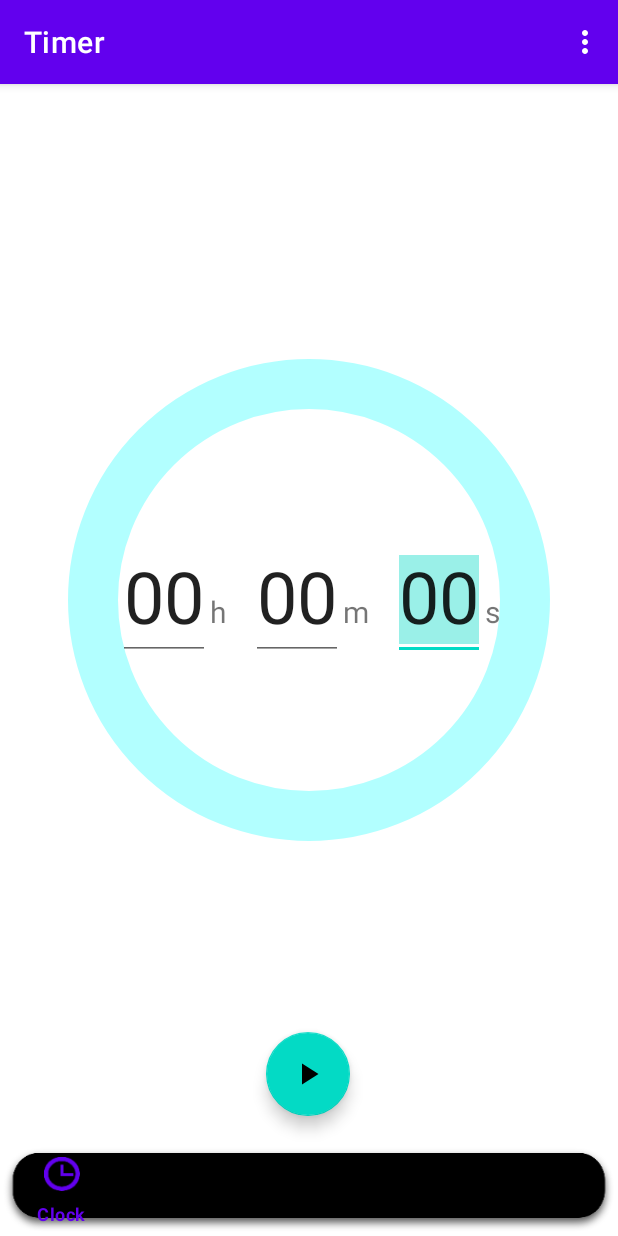
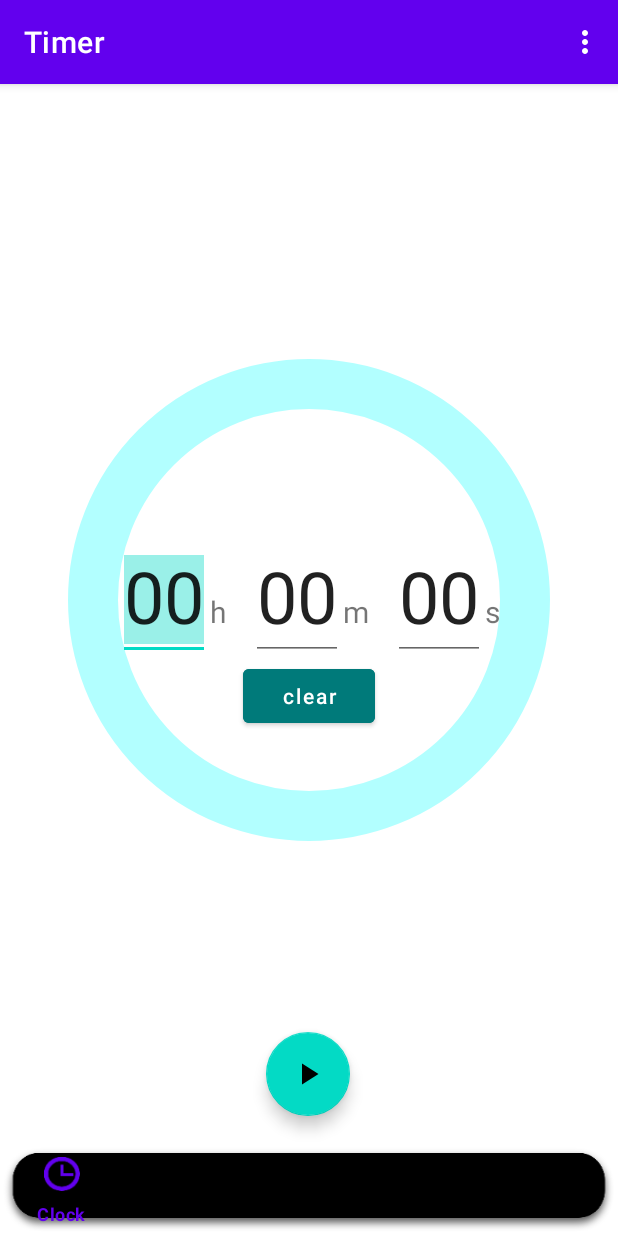
Before and after one commit to giacomoflisi/oops, an Android app: the TimerFragment screen opened through its navigation route, after a tap on an icon or button, on a phone screen of 412 x 824 dp. Run offline under Robolectric (Android 15) with nearby library versions, the phone set to English and light mode, and no system bars; our stand-ins replace navigation-ui.

Commit message:
fixed bugs, added clear button, cleaned notification code, added timer input validation checks

```diff
--- a/WakeApp/app/src/main/java/com/example/wakeapp/ui/timer/TimerFragment.java
+++ b/WakeApp/app/src/main/java/com/example/wakeapp/ui/timer/TimerFragment.java
@@ -1,57 +1,58 @@
 package com.example.wakeapp.ui.timer;
 
 import android.annotation.SuppressLint;
-import android.app.Notification;
 import android.app.NotificationChannel;
 import android.app.NotificationManager;
 import android.app.PendingIntent;
 import android.content.Context;
 import android.content.Intent;
-import android.hardware.SensorManager;
 import android.media.Ringtone;
 import android.media.RingtoneManager;
 import android.net.Uri;
-import android.os.Build;
 import android.os.Bundle;
 import android.os.CountDownTimer;
-import android.provider.SyncStateContract;
 import android.text.Editable;
 import android.text.TextWatcher;
 import android.view.LayoutInflater;
 import android.view.View;
 import android.view.ViewGroup;
+import android.widget.Button;
 import android.widget.EditText;
 import android.widget.LinearLayout;
 import android.widget.TextView;
 import androidx.annotation.NonNull;
 import androidx.annotation.Nullable;
-import androidx.core.app.NotificationChannelCompat;
 import androidx.core.app.NotificationCompat;
 import androidx.core.app.NotificationManagerCompat;
 import androidx.fragment.app.Fragment;
-import androidx.navigation.NavDeepLinkBuilder;
-import com.example.wakeapp.MainActivity;
 import com.example.wakeapp.R;
 import com.google.android.material.floatingactionbutton.FloatingActionButton;
 import org.jetbrains.annotations.NotNull;
-import static com.example.wakeapp.ui.alarms.SnoozeAlarmReceiver.ACTION_SNOOZE;
-import static android.app.Notification.EXTRA_NOTIFICATION_ID;
 
 import java.util.Objects;
 
+import static android.app.Notification.EXTRA_NOTIFICATION_ID;
+import static com.example.wakeapp.ui.alarms.SnoozeAlarmReceiver.ACTION_SNOOZE;
+
 public class TimerFragment extends Fragment {
 
-    // TODO: add notification with time and a pause button
-    // TODO: fix alarm sounds on timer finished
     // TODO: create intent to open the timer fragment from the notification
+    // TODO: add a pause and stop button to the notification
+
     // TODO: fix bugs in NULL input fields
-    // TODO: fix bug PLAY -> PAUSE -> PLAY -> STOP
-    // TODO: add a button to clear the input, setting it to 00:00:00
+    /* TODO: BUG: timer runs in the background if you switch to another fragment,
+        but when you return to it the progress bar and everything is reset,
+        eventually killing the app when the background timer finishes */
+
+    /* TODO: save fragments state when switching between them,
+        so that they won't reset when we go back to them */
 
     Uri notification;
+    View view;
     Ringtone ringtone;
     /** action buttons for starting pausing and resetting the timer */
     private FloatingActionButton mStartButton, mPauseButton, mStopButton;
+    private Button mClearButton;
 
     private LinearLayout timerLayoutInput, timerLayoutView;
     /** editText fields and Textviews to display and edit hours seconds and minutes*/
@@ -70,6 +71,7 @@ public class TimerFragment extends Fragment {
 
     /** boolean to keep track of the timer state */
     boolean isPaused = false;
+    boolean isStop = true;
     boolean isRunning = false;
 
     private final String timerChannelID = "timer_channel";
@@ -129,11 +131,13 @@ public class TimerFragment extends Fragment {
         // casting to int to round down the percentage
         progress = (int) progress;
         progressBar.setProgressWithAnimation(progress);
+        //setting notification progress bar
         builder.setProgress(100, (int) progress, false);
         builder.setContentText(totalSecondsLeft+"s left");
         notificationManager.notify(1, builder.build());
     }
 
+    @SuppressLint("ResourceAsColor")
     private void createProgressNotification() {
         notificationManager = NotificationManagerCompat.from(mContext);
 
@@ -145,6 +149,7 @@ public class TimerFragment extends Fragment {
                 .setContentTitle("Timer")
                 .setContentText("Running")
                 .setPriority(NotificationCompat.PRIORITY_HIGH)
+                .setColor(getResources().getColor(R.color.purple_500))
                 .setAutoCancel(true);
         builder.setProgress(100, 0, false);
         notificationManager.notify(1, builder.build());
@@ -162,25 +167,23 @@ public class TimerFragment extends Fragment {
     /** when timer is completed */
     public void finishTimer() {
 
-        // this should create a popup notification once the timer finishes
+        // this should create a popup notification once the timer has finished
         NotificationCompat.Builder builderFinish = new NotificationCompat.Builder(
                 Objects.requireNonNull(getActivity()).getApplicationContext(),
                 timerChannelID);
-        builder.setSmallIcon(R.drawable.timer_icon)
+        builderFinish.setSmallIcon(R.drawable.timer_icon)
                 .setContentTitle("Timer")
                 .setContentText("Time's up!")
                 .setPriority(NotificationCompat.PRIORITY_HIGH)
                 .setContentIntent(pendingIntent)
                 //.addAction(R.drawable.ic_baseline_snooze_24, "stop", snoozePendingIntent)
                 .setProgress(0, 0, false)
+                .setColor(getResources().getColor(R.color.purple_500))
                 .setAutoCancel(true);
-
-
-
 
         NotificationManagerCompat notificationManager;
         notificationManager = NotificationManagerCompat.from(mContext);
-        notificationManager.notify(1, builder.build());
+        notificationManager.notify(1, builderFinish.build());
         ringtone.play();
 
         /* progress bar completed returns to zer0 percent */
@@ -190,11 +193,13 @@ public class TimerFragment extends Fragment {
         /* set back visibility on input fields */
         timerLayoutInput.setVisibility(LinearLayout.VISIBLE);
         timerLayoutView.setVisibility(LinearLayout.INVISIBLE);
-        secondsEditText.requestFocus();
 
         /* and reset to starting position all the buttons */
+        mClearButton.setEnabled(true);
+        mClearButton.setVisibility(Button.VISIBLE);
         mStartButton.setEnabled(true);
         mStartButton.setVisibility(FloatingActionButton.VISIBLE);
+
         mPauseButton.setEnabled(false);
         mPauseButton.setVisibility(FloatingActionButton.INVISIBLE);
         mStopButton.setEnabled(false);
@@ -209,7 +214,6 @@ public class TimerFragment extends Fragment {
         timerLayoutView = view.findViewById(R.id.timer_text_view);
         //obscuring the view because we want to focus on the input text
         timerLayoutView.setVisibility(LinearLayout.INVISIBLE);
-
 
         hoursEditText = view.findViewById(R.id.hours);
         minutesEditText = view.findViewById(R.id.minutes);
@@ -254,10 +258,14 @@ public class TimerFragment extends Fragment {
 
     /** helper function to setup button functionality */
     public void setupTimerButtons(@NotNull View view) {
+
+        mClearButton = view.findViewById(R.id.clear_button);
         mStartButton = view.findViewById(R.id.start_button);
         mPauseButton = view.findViewById(R.id.pause_button);
         mStopButton = view.findViewById(R.id.stop_button);
 
+        mClearButton.setEnabled(true);
+        mClearButton.setVisibility(Button.VISIBLE);
         mStartButton.setEnabled(true);
         mStartButton.setVisibility(FloatingActionButton.VISIBLE);
 
@@ -265,6 +273,19 @@ public class TimerFragment extends Fragment {
         mPauseButton.setVisibility(FloatingActionButton.INVISIBLE);
         mStopButton.setEnabled(false);
         mStopButton.setVisibility(FloatingActionButton.INVISIBLE);
+
+        // CLEAR INPUT TEXT BUTTON
+        mClearButton.setOnClickListener(new View.OnClickListener() {
+            @Override
+            public void onClick(View view) {
+
+                totalSecondsLeft = 0;
+                hoursEditText.setText("00");
+                minutesEditText.setText("00");
+                secondsEditText.setText("00");
+            }
+        });
+
 
         /* START BUTTON IMPLEMENTATION */
         mStartButton.setOnClickListener(new View.OnClickListener() {
@@ -276,9 +297,18 @@ public class TimerFragment extends Fragment {
                 timerLayoutInput.setVisibility(LinearLayout.INVISIBLE);
                 timerLayoutView.setVisibility(LinearLayout.VISIBLE);
 
-                isRunning = true;
                 //start the timer when start is clicked
                 startTime = 0;
+
+                if (secondsEditText.getText().toString().isEmpty()){
+                    secondsEditText.setText("00");
+                }
+                if (minutesEditText.getText().toString().isEmpty()){
+                    minutesEditText.setText("00");
+                }
+                if (hoursEditText.getText().toString().isEmpty()){
+                    hoursEditText.setText("00");
+                }
 
                 //multiply because we convert everything to milliseconds
                 if (isPaused){
@@ -302,6 +332,11 @@ public class TimerFragment extends Fragment {
                 mStopButton.setEnabled(true);
                 mStopButton.setVisibility(FloatingActionButton.VISIBLE);
 
+                mClearButton.setEnabled(false);
+                mClearButton.setVisibility(Button.INVISIBLE);
+
+                isPaused = false;
+                isRunning = true;
                 //starting the timer from startTime with 1 second interval == 1000ms
                 timer = new CountDownTimer(startTime, 1000) {
                     @Override
@@ -324,8 +359,8 @@ public class TimerFragment extends Fragment {
             @Override
             public void onClick(View view) {
                 //pause the timer when this is clicked
-                isPaused = !isPaused; //switch the paused state
-                if (isPaused){
+                isPaused = true; //switch the paused state
+                isRunning = false;
 
                 timerLayoutInput.setVisibility(LinearLayout.INVISIBLE);
                 timerLayoutView.setVisibility(LinearLayout.VISIBLE);
@@ -337,8 +372,8 @@ public class TimerFragment extends Fragment {
                 mStopButton.setEnabled(false);
                 mStopButton.setVisibility(FloatingActionButton.INVISIBLE);
 
+                //cancel the countdown
                 timer.cancel();
-                }
             }
         });
 
@@ -349,17 +384,19 @@ public class TimerFragment extends Fragment {
                 //stop/cancel the timer when this is clicked
                 timer.cancel();
 
-                progressBar.setProgressWithAnimation(0);
-
-
                 timerLayoutInput.setVisibility(LinearLayout.VISIBLE);
                 timerLayoutView.setVisibility(LinearLayout.INVISIBLE);
-                secondsEditText.requestFocus();
 
                 //resetting the textview
                 hoursLeftText.setText("00");
                 minutesLeftText.setText("00");
                 secondsLeftText.setText("00");
+
+
+
+                isPaused = false;
+                isStop = true;
+                isRunning = false;
 
                 //finishTimer("Cancelled");
                 finishTimer();
@@ -367,13 +404,15 @@ public class TimerFragment extends Fragment {
         });
     }
 
+
     /** whenever the fragment is called by the main activity */
     public View onCreateView(@NonNull LayoutInflater inflater,
                              ViewGroup container, Bundle savedInstanceState) {
 
-        View view = inflater.inflate(R.layout.fragment_timer, container, false);
+        if (view == null) {
+            view = inflater.inflate(R.layout.fragment_timer, container, false);
 
-        //calling helper function to setup text and timer buttons
+            //helper functions to setup text, buttons, notifications
             progressBar = view.findViewById(R.id.circular_progress_bar);
             progressBar.setStrokeWidth(50f);
             setupEditText(view);
@@ -381,13 +420,16 @@ public class TimerFragment extends Fragment {
             createNotificationChannel();
             setupIntent();
             setupRingtone();
-
+        }
         return view;
     }
 
     @Override
     public void onCreate(@Nullable @org.jetbrains.annotations.Nullable Bundle savedInstanceState) {
         super.onCreate(savedInstanceState);
+        if (savedInstanceState != null){
+
+        }
     }
 
     @Override
--- a/WakeApp/app/src/main/res/layout/fragment_timer.xml
+++ b/WakeApp/app/src/main/res/layout/fragment_timer.xml
@@ -195,5 +195,12 @@
             app:layout_constraintBottom_toBottomOf="parent" app:layout_constraintStart_toStartOf="parent"
             app:layout_constraintEnd_toEndOf="parent" app:layout_constraintHorizontal_bias="0.498"
             android:layout_marginBottom="80dp"/>
+    <Button
+            android:text="clear"
+            android:layout_width="wrap_content"
+            android:layout_height="wrap_content" android:id="@+id/clear_button"
+            app:layout_constraintStart_toStartOf="parent" app:layout_constraintEnd_toEndOf="parent"
+            app:layout_constraintTop_toBottomOf="@+id/timer_text_input"
+            android:textAllCaps="false" android:textIsSelectable="false" android:backgroundTint="#007A7A"/>
 
 </androidx.constraintlayout.widget.ConstraintLayout>
```
Lines whose indentation alone changed are shown as unchanged.
